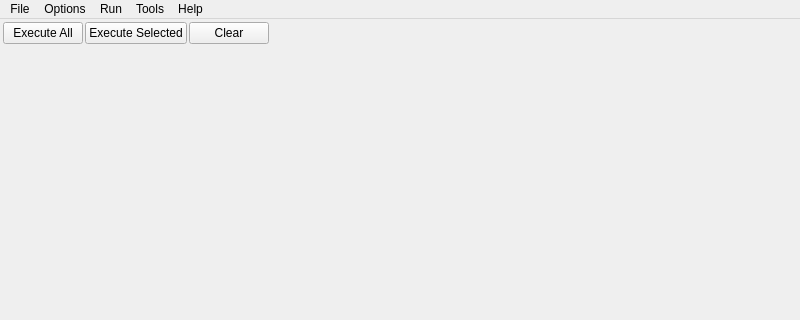
Old version of the form pw_multiScriptEditor/widgets/scriptEditor.ui in the repository paulwinex/pw_MultiScriptEditor; both pictures show x 0 to 800 and y 0 to 320 of the 800 by 609 pixel window.
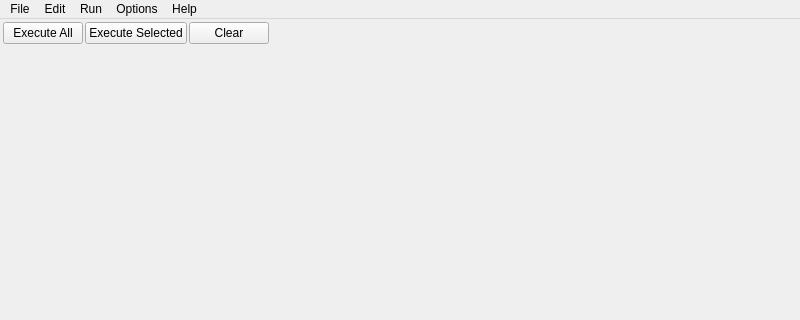
New version of the form.

What changed in the file:
```diff
--- a/pw_multiScriptEditor/widgets/scriptEditor.ui
+++ b/pw_multiScriptEditor/widgets/scriptEditor.ui
@@ -145,7 +145,7 @@
    </widget>
    <widget class="QMenu" name="tools_menu">
     <property name="title">
-     <string>Tools</string>
+     <string>Edit</string>
     </property>
     <addaction name="tabToSpaces_act"/>
    </widget>
@@ -172,9 +172,9 @@
     <addaction name="clearHistory_act"/>
    </widget>
    <addaction name="file_menu"/>
-   <addaction name="options_menu"/>
-   <addaction name="run_menu"/>
    <addaction name="tools_menu"/>
+   <addaction name="run_menu"/>
+   <addaction name="options_menu"/>
    <addaction name="help_menu"/>
   </widget>
   <action name="clearHistory_act">
```
Left out of the diff: 70 changed lines with no effect on the pictures.
